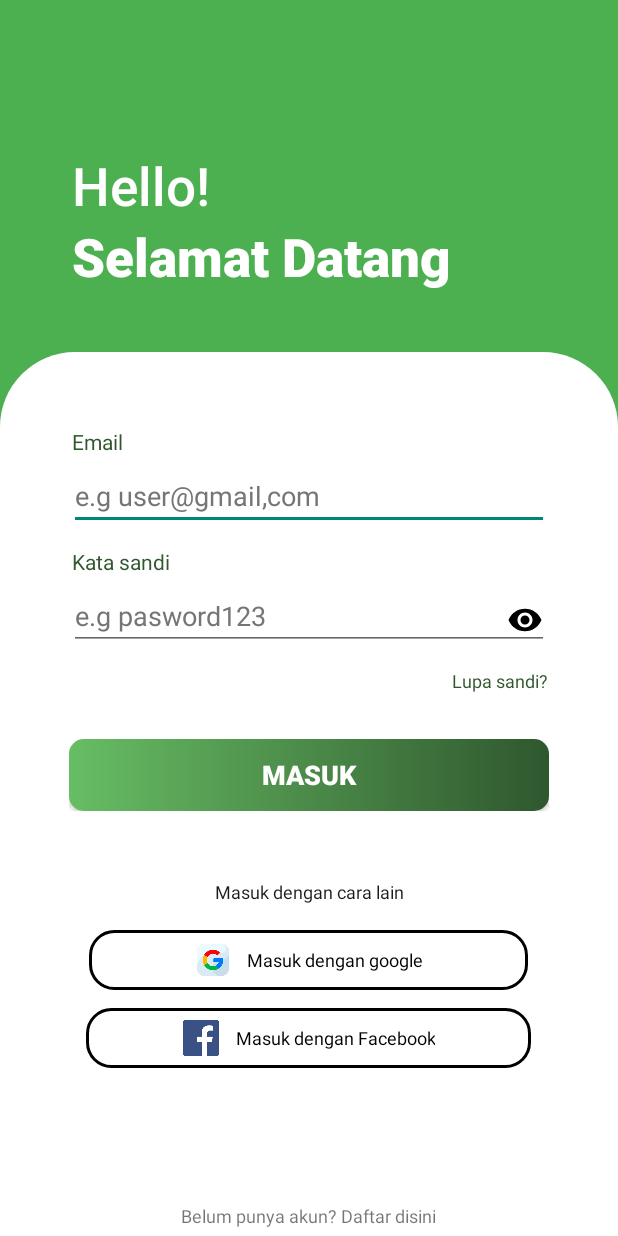
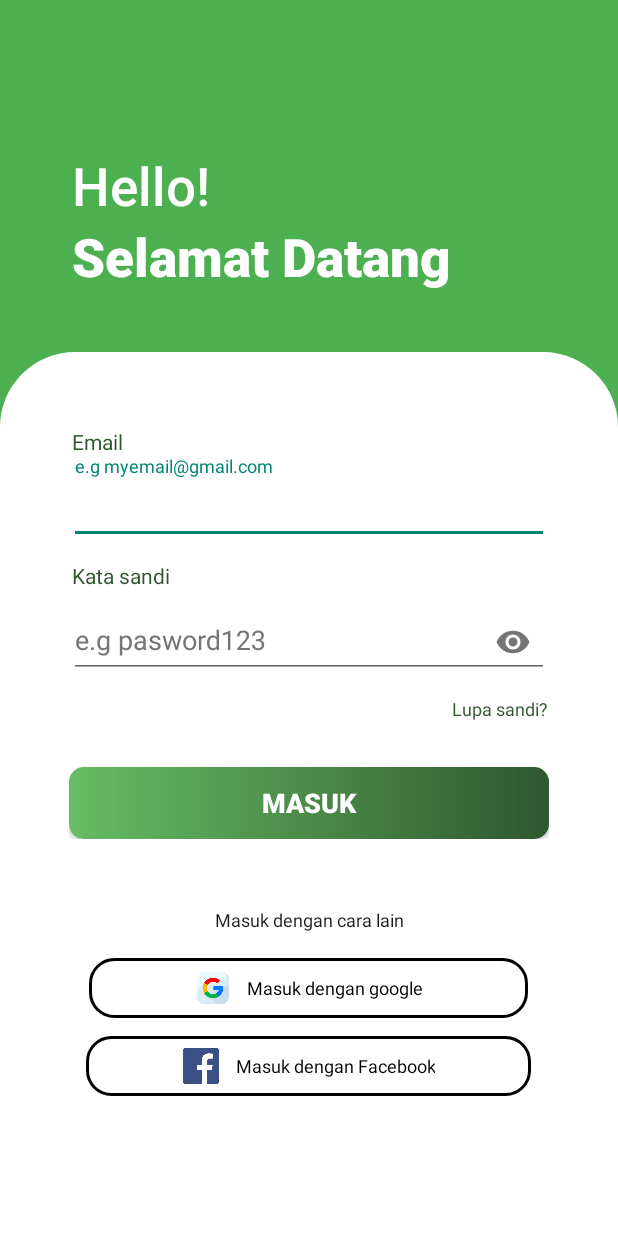
Before and after one commit to Niqx44/Cartenzs, an Android app: the screen it shows after launch (MainActivity), on a phone screen of 412 x 824 dp. Run offline under Robolectric (Android 15) with nearby library versions, the light colour scheme and no system bars; our stand-ins replace Firebase (no records; nobody signed in at launch, a user with empty details on screens opened directly).

Commit message:
add password toggle

```diff
--- a/app/src/main/res/layout/activity_login_page.xml
+++ b/app/src/main/res/layout/activity_login_page.xml
@@ -1,12 +1,12 @@
 <?xml version="1.0" encoding="utf-8"?>
-<androidx.constraintlayout.widget.ConstraintLayout
-    android:id="@+id/login"
+<androidx.constraintlayout.widget.ConstraintLayout android:id="@+id/login"
     xmlns:android="http://schemas.android.com/apk/res/android"
     xmlns:tools="http://schemas.android.com/tools"
     android:layout_width="match_parent"
     android:layout_height="match_parent"
     tools:context=".MainActivity"
-    android:background="@color/green_background">
+    android:background="@color/green_background"
+    xmlns:app="http://schemas.android.com/apk/res-auto">
 
     <LinearLayout
         android:orientation="vertical"
@@ -53,7 +53,6 @@
                         android:layout_width="wrap_content"
                         android:layout_height="wrap_content"
                         android:layout_marginStart="48dp"
-                        android:layout_marginBottom="10dp"
                         android:text="Email"
                         android:textColor="#2F572E"
                         android:textSize="14sp" />
@@ -61,21 +60,25 @@
                     <LinearLayout
                         android:id="@+id/r55ca7hz3j6s"
                         android:layout_width="match_parent"
-                        android:layout_height="39dp"
+                        android:layout_height="wrap_content"
                         android:layout_marginHorizontal="46dp"
                         android:layout_marginBottom="11dp"
                         android:background="@null"
                         android:orientation="vertical">
 
-                        <EditText
-                            android:id="@+id/emaillogin"
+                        <com.google.android.material.textfield.TextInputLayout
                             android:layout_width="match_parent"
                             android:layout_height="wrap_content"
-                            android:hint="e.g user@gmail,com"
-                            android:inputType="text"
-                            android:minHeight="48dp"
-                            android:textColorHint="#757575"
-                            tools:ignore="TouchTargetSizeCheck"></EditText>
+                            android:hint="e.g myemail@gmail.com"
+                            android:textColorHint="#757575">
+
+                            <com.google.android.material.textfield.TextInputEditText
+                                android:id="@+id/emaillogin"
+                                android:layout_width="match_parent"
+                                android:layout_height="wrap_content"
+                                android:inputType="text"
+                                android:minHeight="48dp" />
+                        </com.google.android.material.textfield.TextInputLayout>
                     </LinearLayout>
 
                     <TextView
@@ -83,7 +86,6 @@
                         android:layout_width="wrap_content"
                         android:layout_height="wrap_content"
                         android:layout_marginStart="48dp"
-                        android:layout_marginBottom="10dp"
                         android:text="Kata sandi"
                         android:textColor="#30572E"
                         android:textSize="14sp" />
@@ -91,22 +93,26 @@
                     <LinearLayout
                         android:id="@+id/rjeq8ammdkia"
                         android:layout_width="match_parent"
-                        android:layout_height="39dp"
+                        android:layout_height="wrap_content"
                         android:layout_marginHorizontal="46dp"
                         android:layout_marginBottom="12dp"
                         android:background="@null"
                         android:orientation="vertical">
 
-                        <EditText
-                            android:id="@+id/passwordlogin"
+                        <com.google.android.material.textfield.TextInputLayout
                             android:layout_width="match_parent"
-                            android:layout_height="match_parent"
-                            android:drawableEnd="@drawable/baseline_remove_red_eye_24"
+                            android:layout_height="wrap_content"
+                            app:passwordToggleEnabled="true"
                             android:hint="e.g pasword123"
-                            android:inputType="text"
-                            android:minHeight="48dp"
-                            android:textColorHint="#757575"
-                            tools:ignore="TouchTargetSizeCheck"></EditText>
+                            android:textColorHint="#757575">
+
+                            <com.google.android.material.textfield.TextInputEditText
+                                android:id="@+id/passwordlogin"
+                                android:layout_width="match_parent"
+                                android:layout_height="wrap_content"
+                                android:inputType="textPassword"
+                                android:minHeight="48dp" />
+                        </com.google.android.material.textfield.TextInputLayout>
                     </LinearLayout>
 
                     <TextView
```
